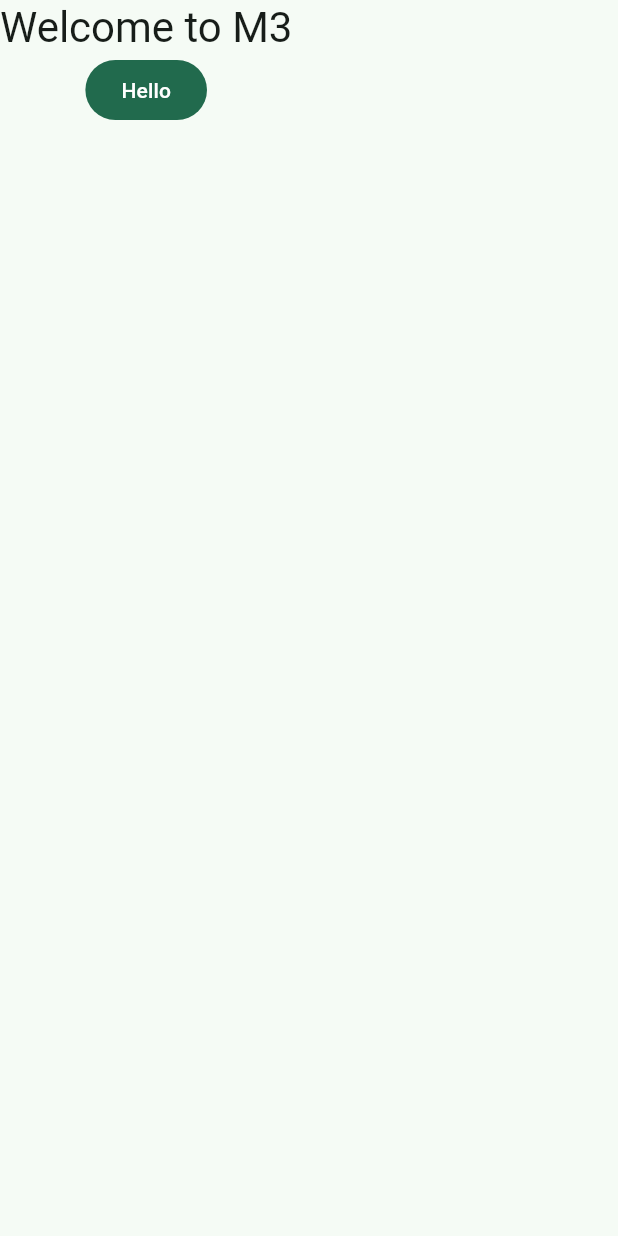
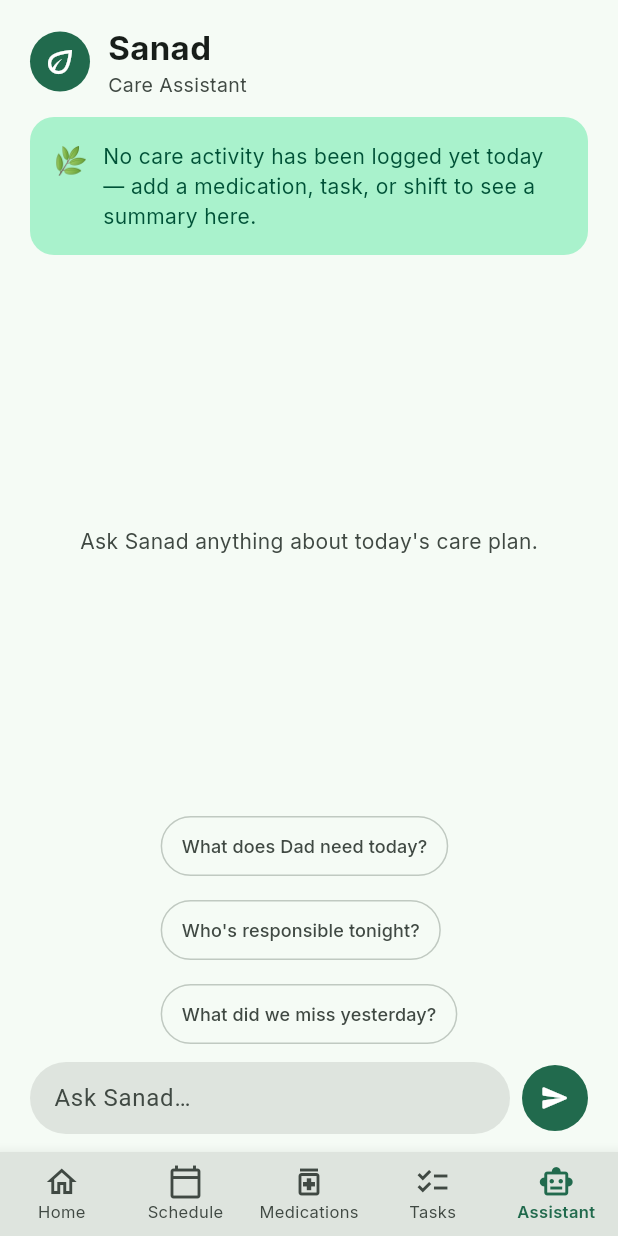
Before and after one commit to TastySleepyWatermelon/RefactoredPancake, a Flutter app: the screen it shows after launch, on a phone screen of 412 x 824 dp. Run offline on Flutter 3.47's test engine with Material 3 defaults, Android fonts, the phone set to English and light mode, and no system bars; our stand-ins replace flutter_dotenv, google_fonts, supabase_flutter; accounts and stored records are empty.

Commit message:
Add Sanad AI assistant screen and Material 3 color migration
- New SanadScreen: daily summary + chat grounded in live Supabase data
  (care schedule, shifts, caregivers, medications, tasks), quick-action
  chips, and typing/error states.
- Rewrite AiService to call Azure AI Foundry's /openai/v1/responses with
  the system+history+user input array format, with a precise output_text
  extractor.
- Migrate meds_screen.dart off the removed custom color palette to
  Theme.of(context).colorScheme (Material 3), add an add-medication
  button/sheet, and wire "Mark as Taken" to markMedicationTaken.

Co-Authored-By: Claude Sonnet 5 <noreply@anthropic.com>

```diff
--- a/refactored_pancake/lib/main.dart
+++ b/refactored_pancake/lib/main.dart
@@ -1,6 +1,6 @@
 import 'package:flutter/material.dart';
 import 'package:flutter_dotenv/flutter_dotenv.dart';
-import 'package:refactored_pancake/screens/home_screen.dart';
+import 'package:refactored_pancake/screens/sanad_screen.dart';
 import 'package:supabase_flutter/supabase_flutter.dart';
 
 void main() async {
@@ -32,7 +32,7 @@ class MainApp extends StatelessWidget {
         useMaterial3: true,
       ),
       debugShowCheckedModeBanner: false,
-      home: HomeScreen(),
+      home: SanadScreen(),
     );
   }
 }
--- /dev/null
+++ b/refactored_pancake/lib/screens/sanad_screen.dart
@@ -0,0 +1,558 @@
+import 'dart:convert';
+
+import 'package:flutter/material.dart';
+import 'package:google_fonts/google_fonts.dart';
+
+import '../models/care_schedule_item.dart';
+import '../models/caregiver.dart';
+import '../models/medication.dart';
+import '../models/shift.dart';
+import '../models/task.dart';
+import '../services/ai_service.dart';
+import '../services/database_service.dart';
+
+enum _Role { user, assistant, error }
+
+class _ChatMessage {
+  _ChatMessage({required this.role, required this.text});
+  final _Role role;
+  final String text;
+}
+
+class SanadScreen extends StatefulWidget {
+  const SanadScreen({super.key});
+
+  @override
+  State<SanadScreen> createState() => _SanadScreenState();
+}
+
+class _SanadScreenState extends State<SanadScreen> {
+  final _databaseService = DatabaseService();
+  final _aiService = AiService();
+  final _inputController = TextEditingController();
+  final _scrollController = ScrollController();
+
+  static const _quickPrompts = [
+    "What does Dad need today?",
+    "Who's responsible tonight?",
+    'What did we miss yesterday?',
+  ];
+
+  final List<_ChatMessage> _messages = [];
+  bool _loadingContext = true;
+  bool _isSending = false;
+  String _dailySummary = 'Gathering today\'s care summary…';
+  String _systemPrompt =
+      'You are Sanad, a helpful family-care coordination assistant inside '
+      'the CareCircle app. Answer briefly and warmly.';
+
+  ColorScheme get _colors => Theme.of(context).colorScheme;
+
+  @override
+  void initState() {
+    super.initState();
+    _loadCareContext();
+  }
+
+  @override
+  void dispose() {
+    _inputController.dispose();
+    _scrollController.dispose();
+    _aiService.dispose();
+    super.dispose();
+  }
+
+  /// Fetches [request], returning an empty list if the table is missing or
+  /// the request otherwise fails — one broken data source shouldn't stop
+  /// Sanad from using the rest.
+  Future<List<T>> _fetchOrEmpty<T>(Future<List<T>> Function() request) async {
+    try {
+      return await request();
+    } catch (_) {
+      return <T>[];
+    }
+  }
+
+  Future<void> _loadCareContext() async {
+    final results = await Future.wait([
+      _fetchOrEmpty(_databaseService.getCareSchedule),
+      _fetchOrEmpty(_databaseService.getShifts),
+      _fetchOrEmpty(_databaseService.getCaregivers),
+      _fetchOrEmpty(_databaseService.getMedications),
+      _fetchOrEmpty(_databaseService.getTasks),
+    ]);
+    final todayCareScheduleData = results[0] as List<CareScheduleItem>;
+    final weeklyScheduleData = results[1] as List<Shift>;
+    final caregiversData = results[2] as List<Caregiver>;
+    final medicationsData = results[3] as List<Medication>;
+    final tasksData = results[4] as List<Task>;
+
+    final summary = _buildDailySummary(
+      careSchedule: todayCareScheduleData,
+      shifts: weeklyScheduleData,
+      caregivers: caregiversData,
+      medications: medicationsData,
+      tasks: tasksData,
+    );
+
+    final contextJson = jsonEncode({
+      'today_care_schedule':
+          todayCareScheduleData.map((e) => e.toJson()).toList(),
+      'weekly_schedule': weeklyScheduleData.map((e) => e.toJson()).toList(),
+      'caregivers': caregiversData.map((e) => e.toJson()).toList(),
+      'medications': medicationsData.map((e) => e.toJson()).toList(),
+      'tasks': tasksData.map((e) => e.toJson()).toList(),
+    });
+
+    if (!mounted) return;
+    setState(() {
+      _dailySummary = summary;
+      _systemPrompt =
+          'You are Sanad, a helpful family-care coordination assistant '
+          'inside the CareCircle app. Answer briefly and warmly.\n\n'
+          'The JSON below has already been fetched live from the app\'s '
+          'database for you — it is the current, real data, not a sample. '
+          'Always answer directly from it; never say you cannot access, '
+          'fetch, or retrieve the data, since it is already provided here. '
+          'If a list is empty, that means nothing is currently recorded '
+          'for that category — say so plainly (e.g. "No medications are '
+          'logged yet") instead of saying you lack access.\n\n'
+          'Care data: $contextJson';
+      _loadingContext = false;
+    });
+  }
+
+  String _buildDailySummary({
+    required List<CareScheduleItem> careSchedule,
+    required List<Shift> shifts,
+    required List<Caregiver> caregivers,
+    required List<Medication> medications,
+    required List<Task> tasks,
+  }) {
+    if (careSchedule.isEmpty &&
+        shifts.isEmpty &&
+        medications.isEmpty &&
+        tasks.isEmpty) {
+      return "No care activity has been logged yet today — add a "
+          'medication, task, or shift to see a summary here.';
+    }
+
+    final caregiverNames = {for (final c in caregivers) c.id: c.name};
+
+    final medsTaken =
+        medications.where((m) => m.status == MedicationStatus.taken).length;
+    final medsMissed = medications
+        .where((m) => m.status == MedicationStatus.missedYesterday)
+        .length;
+    final medsRemaining = medications.length - medsTaken;
+
+    final pendingTasks =
+        tasks.where((t) => t.status == TaskStatus.pending).length;
+
+    final pendingCare = careSchedule
+        .where((c) => c.status != CareScheduleStatus.completed)
+        .length;
+
+    Shift? onDutyShift;
+    Shift? nextShift;
+    for (final shift in shifts) {
+      if (shift.status == ShiftStatus.now) {
+        onDutyShift = shift;
+      } else if (nextShift == null && shift.status == ShiftStatus.upcoming) {
+        nextShift = shift;
+      }
+    }
+
+    final parts = <String>[];
+
+    if (medications.isNotEmpty) {
+      parts.add(medsMissed > 0
+          ? 'Dad has $medsRemaining medication${medsRemaining == 1 ? '' : 's'} '
+              'left today and missed $medsMissed yesterday.'
+          : 'Dad has $medsRemaining of ${medications.length} '
+              'medication${medications.length == 1 ? '' : 's'} left today.');
+    }
+
+    if (pendingCare > 0) {
+      parts.add('$pendingCare care schedule item'
+          '${pendingCare == 1 ? '' : 's'} still need attention.');
+    }
+
+    if (pendingTasks > 0) {
+      parts.add(
+          '$pendingTasks task${pendingTasks == 1 ? '' : 's'} still pending.');
+    }
+
+    if (onDutyShift != null) {
+      final name = caregiverNames[onDutyShift.caregiverId] ?? 'Someone';
+      parts.add('$name is on duty now (${onDutyShift.label}).');
+    } else if (nextShift != null) {
+      final name = caregiverNames[nextShift.caregiverId] ?? 'Someone';
+      parts.add(
+          '$name is up next for ${nextShift.label} at ${nextShift.startTime}.');
+    }
+
+    if (parts.isEmpty) {
+      return 'Everything looks on track for today.';
+    }
+    return parts.join(' ');
+  }
+
+  void _scrollToBottom() {
+    WidgetsBinding.instance.addPostFrameCallback((_) {
+      if (!_scrollController.hasClients) return;
+      _scrollController.animateTo(
+        _scrollController.position.maxScrollExtent,
+        duration: const Duration(milliseconds: 200),
+        curve: Curves.easeOut,
+      );
+    });
+  }
+
+  Future<void> _send(String text) async {
+    final trimmed = text.trim();
+    if (trimmed.isEmpty || _isSending) return;
+
+    final history = _messages
+        .where((m) => m.role != _Role.error)
+        .map((m) => {
+              'role': m.role == _Role.user ? 'user' : 'assistant',
+              'content': m.text,
+            })
+        .toList();
+
+    setState(() {
+      _messages.add(_ChatMessage(role: _Role.user, text: trimmed));
+      _isSending = true;
+    });
+    _inputController.clear();
+    _scrollToBottom();
+
+    try {
+      final reply = await _aiService.sendMessage(
+        systemPrompt: _systemPrompt,
+        history: history,
+        message: trimmed,
+      );
+      if (!mounted) return;
+      setState(() {
+        _messages.add(_ChatMessage(role: _Role.assistant, text: reply));
+      });
+    } catch (_) {
+      if (!mounted) return;
+      setState(() {
+        _messages.add(_ChatMessage(
+          role: _Role.error,
+          text: "Sanad couldn't respond, try again",
+        ));
+      });
+    } finally {
+      if (mounted) setState(() => _isSending = false);
+      _scrollToBottom();
+    }
+  }
+
+  @override
+  Widget build(BuildContext context) {
+    return Scaffold(
+      backgroundColor: _colors.surface,
+      body: SafeArea(
+        child: Column(
+          children: [
+            _buildHeader(),
+            _buildSummaryCard(),
+            Expanded(child: _buildChatList()),
+            _buildQuickActions(),
+            _buildInputBar(),
+          ],
+        ),
+      ),
+      bottomNavigationBar: _buildBottomNav(),
+    );
+  }
+
+  Widget _buildHeader() {
+    return Padding(
+      padding: const EdgeInsets.fromLTRB(20, 16, 20, 12),
+      child: Row(
+        children: [
+          Container(
+            width: 40,
+            height: 40,
+            decoration: BoxDecoration(
+              color: _colors.primary,
+              shape: BoxShape.circle,
+            ),
+            child: Icon(Icons.eco_outlined, color: _colors.onPrimary),
+          ),
+          const SizedBox(width: 12),
+          Column(
+            crossAxisAlignment: CrossAxisAlignment.start,
+            children: [
+              Text(
+                'Sanad',
+                style: GoogleFonts.inter(
+                  fontSize: 22,
+                  fontWeight: FontWeight.w700,
+                  color: _colors.onSurface,
+                ),
+              ),
+              Text(
+                'Care Assistant',
+                style: GoogleFonts.inter(
+                  fontSize: 13,
+                  color: _colors.onSurfaceVariant,
+                ),
+              ),
+            ],
+          ),
+        ],
+      ),
+    );
+  }
+
+  Widget _buildSummaryCard() {
+    return Padding(
+      padding: const EdgeInsets.fromLTRB(20, 0, 20, 12),
+      child: Container(
+        width: double.infinity,
+        padding: const EdgeInsets.all(16),
+        decoration: BoxDecoration(
+          color: _colors.primaryContainer,
+          borderRadius: BorderRadius.circular(16),
+        ),
+        child: Row(
+          crossAxisAlignment: CrossAxisAlignment.start,
+          children: [
+            const Text('🌿', style: TextStyle(fontSize: 18)),
+            const SizedBox(width: 10),
+            Expanded(
+              child: _loadingContext
+                  ? SizedBox(
+                      height: 16,
+                      width: 16,
+                      child: CircularProgressIndicator(
+                        strokeWidth: 2,
+                        color: _colors.onPrimaryContainer,
+                      ),
+                    )
+                  : Text(
+                      _dailySummary,
+                      style: GoogleFonts.inter(
+                        fontSize: 14,
+                        color: _colors.onPrimaryContainer,
+                        height: 1.4,
+                      ),
+                    ),
+            ),
+          ],
+        ),
+      ),
+    );
+  }
+
+  Widget _buildChatList() {
+    final itemCount = _messages.length + (_isSending ? 1 : 0);
+    if (itemCount == 0) {
+      return Center(
+        child: Text(
+          'Ask Sanad anything about today\'s care plan.',
+          style: GoogleFonts.inter(color: _colors.onSurfaceVariant),
+        ),
+      );
+    }
+    return ListView.builder(
+      controller: _scrollController,
+      padding: const EdgeInsets.symmetric(horizontal: 20, vertical: 8),
+      itemCount: itemCount,
+      itemBuilder: (context, index) {
+        if (index >= _messages.length) {
+          return _buildTypingBubble();
+        }
+        return _buildMessageBubble(_messages[index]);
+      },
+    );
+  }
+
+  Widget _buildAssistantAvatar() {
+    return Container(
+      width: 28,
+      height: 28,
+      margin: const EdgeInsets.only(right: 8),
+      decoration: BoxDecoration(
+        color: _colors.primary,
+        shape: BoxShape.circle,
+      ),
+      child: Icon(Icons.smart_toy_outlined,
+          size: 16, color: _colors.onPrimary),
+    );
+  }
+
+  Widget _buildMessageBubble(_ChatMessage message) {
+    final isUser = message.role == _Role.user;
+    final isError = message.role == _Role.error;
+
+    final bubbleColor = isUser
+        ? _colors.primary
+        : isError
+            ? _colors.errorContainer
+            : _colors.surfaceContainerHighest;
+    final textColor = isUser
+        ? _colors.onPrimary
+        : isError
+            ? _colors.onErrorContainer
+            : _colors.onSurface;
+
+    final bubble = ConstrainedBox(
+      constraints: BoxConstraints(
+        maxWidth: MediaQuery.of(context).size.width * 0.72,
+      ),
+      child: Container(
+        margin: const EdgeInsets.only(bottom: 12),
+        padding: const EdgeInsets.symmetric(horizontal: 14, vertical: 10),
+        decoration: BoxDecoration(
+          color: bubbleColor,
+          borderRadius: BorderRadius.circular(14),
+        ),
+        child: Text(
+          message.text,
+          style: GoogleFonts.inter(fontSize: 14, color: textColor),
+        ),
+      ),
+    );
+
+    if (isUser) {
+      return Align(alignment: Alignment.centerRight, child: bubble);
+    }
+
+    return Row(
+      mainAxisAlignment: MainAxisAlignment.start,
+      crossAxisAlignment: CrossAxisAlignment.start,
+      children: [
+        _buildAssistantAvatar(),
+        Flexible(child: bubble),
+      ],
+    );
+  }
+
+  Widget _buildTypingBubble() {
+    return Row(
+      crossAxisAlignment: CrossAxisAlignment.start,
+      children: [
+        _buildAssistantAvatar(),
+        Container(
+          margin: const EdgeInsets.only(bottom: 12),
+          padding: const EdgeInsets.symmetric(horizontal: 14, vertical: 12),
+          decoration: BoxDecoration(
+            color: _colors.surfaceContainerHighest,
+            borderRadius: BorderRadius.circular(14),
+          ),
+          child: SizedBox(
+            width: 16,
+            height: 16,
+            child: CircularProgressIndicator(
+              strokeWidth: 2,
+              color: _colors.onSurfaceVariant,
+            ),
+          ),
+        ),
+      ],
+    );
+  }
+
+  Widget _buildQuickActions() {
+    return Padding(
+      padding: const EdgeInsets.fromLTRB(20, 0, 20, 8),
+      child: Wrap(
+        spacing: 8,
+        runSpacing: 8,
+        children: _quickPrompts.map((prompt) {
+          return OutlinedButton(
+            onPressed: _isSending ? null : () => _send(prompt),
+            style: OutlinedButton.styleFrom(
+              side: BorderSide(color: _colors.outlineVariant),
+              shape: RoundedRectangleBorder(
+                borderRadius: BorderRadius.circular(20),
+              ),
+              padding:
+                  const EdgeInsets.symmetric(horizontal: 14, vertical: 8),
+            ),
+            child: Text(
+              prompt,
+              style: GoogleFonts.inter(
+                fontSize: 12,
+                color: _colors.onSurfaceVariant,
+              ),
+            ),
+          );
+        }).toList(),
+      ),
+    );
+  }
+
+  Widget _buildInputBar() {
+    return Padding(
+      padding: const EdgeInsets.fromLTRB(20, 0, 20, 12),
+      child: Row(
+        children: [
+          Expanded(
+            child: Container(
+              padding: const EdgeInsets.symmetric(horizontal: 16),
+              decoration: BoxDecoration(
+                color: _colors.surfaceContainerHighest,
+                borderRadius: BorderRadius.circular(24),
+              ),
+              child: TextField(
+                controller: _inputController,
+                textInputAction: TextInputAction.send,
+                onSubmitted: _send,
+                decoration: const InputDecoration(
+                  border: InputBorder.none,
+                  hintText: 'Ask Sanad…',
+                ),
+              ),
+            ),
+          ),
+          const SizedBox(width: 8),
+          Material(
+            color: _colors.primary,
+            shape: const CircleBorder(),
+            child: InkWell(
+              customBorder: const CircleBorder(),
+              onTap: _isSending ? null : () => _send(_inputController.text),
+              child: Padding(
+                padding: const EdgeInsets.all(12),
+                child: Icon(Icons.send_rounded,
+                    size: 20, color: _colors.onPrimary),
+              ),
+            ),
+          ),
+        ],
+      ),
+    );
+  }
+
+  Widget _buildBottomNav() {
+    return BottomNavigationBar(
+      currentIndex: 4,
+      type: BottomNavigationBarType.fixed,
+      backgroundColor: _colors.surfaceContainerHighest,
+      selectedItemColor: _colors.primary,
+      unselectedItemColor: _colors.onSurfaceVariant,
+      selectedLabelStyle:
+          GoogleFonts.inter(fontSize: 11, fontWeight: FontWeight.w600),
+      unselectedLabelStyle: GoogleFonts.inter(fontSize: 11),
+      items: const [
+        BottomNavigationBarItem(icon: Icon(Icons.home_outlined), label: 'Home'),
+        BottomNavigationBarItem(
+            icon: Icon(Icons.calendar_today_outlined), label: 'Schedule'),
+        BottomNavigationBarItem(
+            icon: Icon(Icons.medication_outlined), label: 'Medications'),
+        BottomNavigationBarItem(
+            icon: Icon(Icons.checklist_outlined), label: 'Tasks'),
+        BottomNavigationBarItem(
+            icon: Icon(Icons.smart_toy_outlined), label: 'Assistant'),
+      ],
+    );
+  }
+}
```
Also changed, not shown: refactored_pancake/lib/screens/meds_screen.dart (+38 -38 lines), refactored_pancake/lib/services/ai_service.dart (+33 -27 lines).
